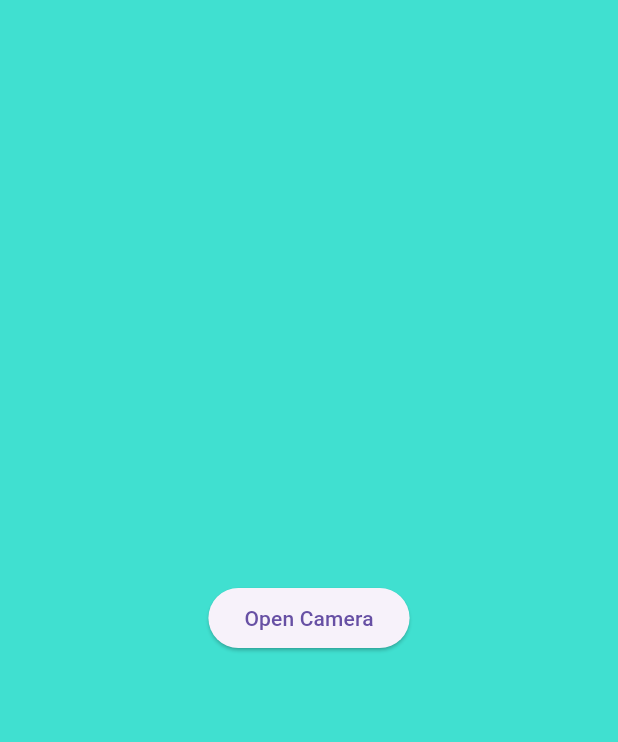
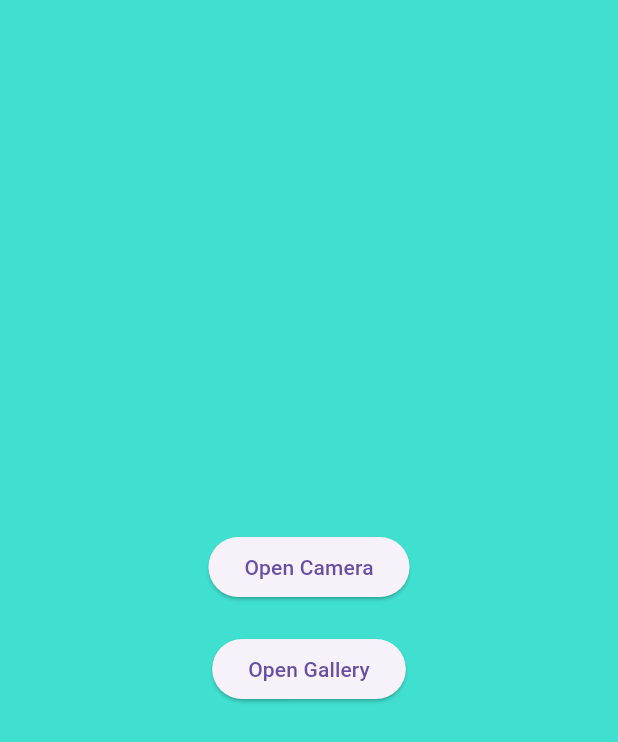
Before and after one commit to cdsar626/Photobooth-Central, a Flutter app: the screen it shows after launch, on a phone screen of 412 x 824 dp. Shown: the top 742 px of the screen. Run offline on Flutter 3.47's test engine with Material 3 defaults, Android fonts, the light colour scheme and no system bars; our stand-ins replace camera, image_picker, permission_handler; missing offline and left inert: gal.

Commit message:
Pictures are now saved in the gallery.

```diff
--- a/lib/main.dart
+++ b/lib/main.dart
@@ -1,13 +1,19 @@
+// ignore_for_file: avoid_print
+
 import 'package:flutter/material.dart';
 import 'package:camera/camera.dart';
 import 'dart:async';
+import 'package:image_picker/image_picker.dart';
 import 'package:permission_handler/permission_handler.dart';
+import 'package:gal/gal.dart';
 
 void main() {
   runApp(MyApp());
 }
 
 class MyApp extends StatelessWidget {
+  const MyApp({super.key});
+
   @override
   Widget build(BuildContext context) {
     return MaterialApp(home: CameraApp());
@@ -15,11 +21,13 @@ class MyApp extends StatelessWidget {
 }
 
 class CameraApp extends StatefulWidget {
+  const CameraApp({super.key});
+
   @override
-  _CameraAppState createState() => _CameraAppState();
+  CameraAppState createState() => CameraAppState();
 }
 
-class _CameraAppState extends State<CameraApp> {
+class CameraAppState extends State<CameraApp> {
   CameraController? _controller;
   Future<void>? _initializeControllerFuture;
   bool _isCameraInitialized = false;
@@ -66,16 +74,37 @@ class _CameraAppState extends State<CameraApp> {
           if (snapshot.connectionState == ConnectionState.done &&
               _isCameraInitialized) {
             return Center(
-              child: ElevatedButton(
+              child: Column(
+                mainAxisAlignment: MainAxisAlignment.center,
+                children: [
+                  ElevatedButton(
                     onPressed: () {
                       Navigator.of(context).push(
                         MaterialPageRoute(
                           builder:
-                          (context) => CameraScreen(controller: _controller!),
+                              (context) =>
+                                  CameraScreen(controller: _controller!),
                         ),
                       );
                     },
                     child: const Text("Open Camera"),
+                  ),
+                  const SizedBox(height: 20),
+                  ElevatedButton(
+                    onPressed: () async {
+                      final pickedFile = await ImagePicker().pickImage(
+                        source: ImageSource.gallery,
+                      );
+                      if (pickedFile != null) {
+                        // Handle the picked image, e.g., display it or upload it.
+                        print("Image selected: ${pickedFile.path}");
+                      } else {
+                        print("No image selected.");
+                      }
+                    },
+                    child: const Text("Open Gallery"),
+                  ),
+                ],
               ),
             );
           } else {
@@ -93,10 +122,10 @@ class CameraScreen extends StatefulWidget {
   const CameraScreen({super.key, required this.controller});
 
   @override
-  _CameraScreenState createState() => _CameraScreenState();
+  CameraScreenState createState() => CameraScreenState();
 }
 
-class _CameraScreenState extends State<CameraScreen> {
+class CameraScreenState extends State<CameraScreen> {
   int _countdown = 3;
   Timer? _timer;
 
@@ -121,8 +150,10 @@ class _CameraScreenState extends State<CameraScreen> {
 
   Future<void> _takePicture() async {
     try {
-      await widget.controller.takePicture();
-      Navigator.of(context).pop();
+      final XFile file = await widget.controller.takePicture();
+      await Gal.putImage(file.path);
+      if (mounted) Navigator.of(context).pop();
+      print('Picture saved to gallery!');
     } catch (e) {
       print(e);
     }
@@ -155,7 +186,6 @@ class _CameraScreenState extends State<CameraScreen> {
           ),
         )
         : const Scaffold(body: Center(child: CircularProgressIndicator()));
-    ;
   }
 
   bool get _isCameraInitialized => widget.controller.value.isInitialized;
--- a/pubspec.yaml
+++ b/pubspec.yaml
@@ -38,6 +38,7 @@ dependencies:
   camera: ^0.11.1
   path_provider: ^2.1.5
   image_picker: ^1.1.2
+  gal: ^2.3.0
 
 dev_dependencies:
   flutter_test:
```
Also changed, not shown: pubspec.lock, 1 other file. Lines whose indentation alone changed are shown as unchanged.
